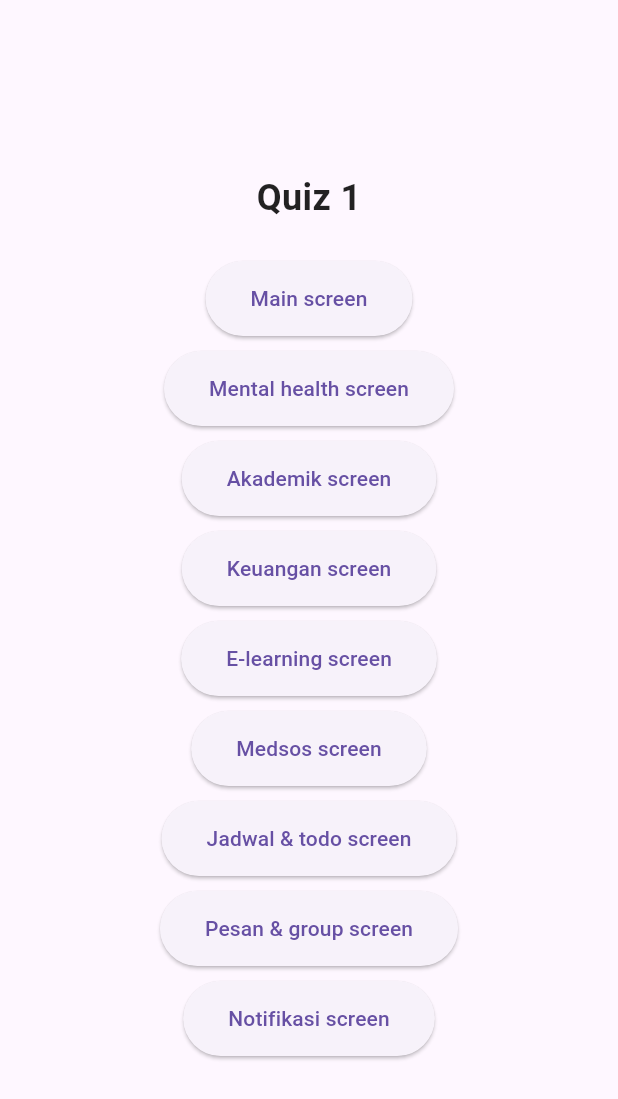
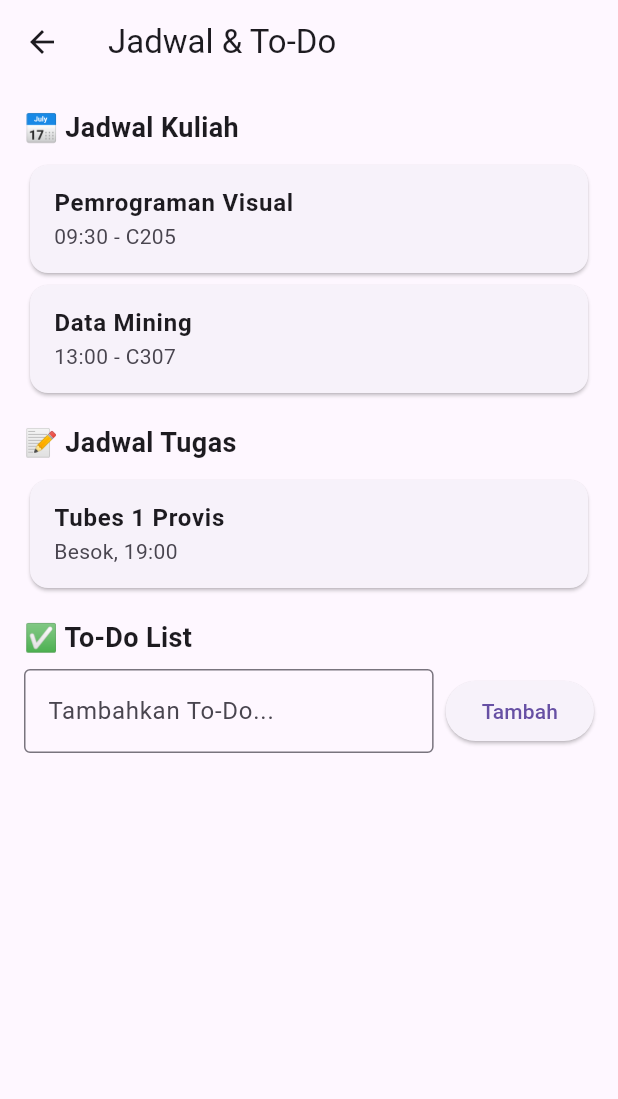
Before and after one commit to kiy4h/provis-kuis1, a Flutter app: the screen it shows after launch, after a tap on "Jadwal & todo screen", on a phone screen of 412 x 824 dp. Shown: the top 1099 px of the screen. Run offline on Flutter 3.47's test engine with Material 3 defaults, Android fonts, the phone set to English and light mode, and no system bars; our stand-ins replace carousel_slider.

Commit message:
make bottom navbar work + separate main_screen and medsos + add jadwal todo screen

```diff
--- /dev/null
+++ b/lib/jadwal_todo_screen.dart
@@ -0,0 +1,108 @@
+import 'package:flutter/material.dart';
+
+class JadwalTodoScreen extends StatefulWidget {
+  const JadwalTodoScreen({super.key});
+
+  @override
+  JadwalTodoScreenState createState() => JadwalTodoScreenState();
+}
+
+class JadwalTodoScreenState extends State<JadwalTodoScreen> {
+  final List<String> todoList = [];
+  final TextEditingController _todoController = TextEditingController();
+
+  @override
+  Widget build(BuildContext context) {
+    return Scaffold(
+      appBar: AppBar(title: const Text("Jadwal & To-Do")),
+      body: Padding(
+        padding: const EdgeInsets.all(16.0),
+        child: Column(
+          crossAxisAlignment: CrossAxisAlignment.start,
+          children: [
+            const Text("📅 Jadwal Kuliah",
+                style: TextStyle(fontSize: 18, fontWeight: FontWeight.bold)),
+            const SizedBox(height: 8),
+            _buildJadwalCard("Pemrograman Visual", "09:30 - C205"),
+            _buildJadwalCard("Data Mining", "13:00 - C307"),
+            const SizedBox(height: 16),
+            const Text("📝 Jadwal Tugas",
+                style: TextStyle(fontSize: 18, fontWeight: FontWeight.bold)),
+            const SizedBox(height: 8),
+            _buildJadwalCard("Tubes 1 Provis", "Besok, 19:00"),
+            const SizedBox(height: 16),
+            const Text("✅ To-Do List",
+                style: TextStyle(fontSize: 18, fontWeight: FontWeight.bold)),
+            const SizedBox(height: 8),
+            _buildTodoInput(),
+            const SizedBox(height: 8),
+            _buildTodoList(),
+          ],
+        ),
+      ),
+    );
+  }
+
+  Widget _buildJadwalCard(String title, String subtitle) {
+    return Card(
+      shape: RoundedRectangleBorder(borderRadius: BorderRadius.circular(12)),
+      child: ListTile(
+        title: Text(title, style: const TextStyle(fontWeight: FontWeight.bold)),
+        subtitle: Text(subtitle),
+      ),
+    );
+  }
+
+  Widget _buildTodoInput() {
+    return Row(
+      children: [
+        Expanded(
+          child: TextField(
+            controller: _todoController,
+            decoration: const InputDecoration(
+              hintText: "Tambahkan To-Do...",
+              border: OutlineInputBorder(),
+            ),
+          ),
+        ),
+        const SizedBox(width: 8),
+        ElevatedButton(
+          onPressed: () {
+            if (_todoController.text.isNotEmpty) {
+              setState(() {
+                todoList.add(_todoController.text);
+                _todoController.clear();
+              });
+            }
+          },
+          child: const Text("Tambah"),
+        ),
+      ],
+    );
+  }
+
+  Widget _buildTodoList() {
+    return Expanded(
+      child: ListView.builder(
+        itemCount: todoList.length,
+        itemBuilder: (context, index) {
+          return Card(
+            shape:
+                RoundedRectangleBorder(borderRadius: BorderRadius.circular(12)),
+            child: ListTile(
+              title: Text(todoList[index]),
+              trailing: IconButton(
+                icon: const Icon(Icons.delete, color: Colors.red),
+                onPressed: () {
+                  setState(() {
+                    todoList.removeAt(index);
+                  });
+                },
+              ),
+            ),
+          );
+        },
+      ),
+    );
+  }
+}
--- a/lib/main.dart
+++ b/lib/main.dart
@@ -1,5 +1,7 @@
 import 'package:flutter/material.dart';
 import 'main_screen.dart';
+import 'jadwal_todo_screen.dart';
+import 'medsos_screen.dart';
 
 void main() {
   runApp(const MyApp());
@@ -14,7 +16,9 @@ class MyApp extends StatelessWidget {
       title: 'Test Route',
       routes: {
         '/': (context) => QuizScreen(),
-        '/main': (context) => HomeScreen()
+        '/main': (context) => MainScreen(),
+        '/medsos': (context) => MedsosScreen(),
+        '/jadwal_todo': (context) => JadwalTodoScreen(),
       },
     );
   }
```
Also changed, not shown: lib/main_screen.dart (+34 -111 lines), lib/medsos_screen.dart (added, +120 -0 lines).
